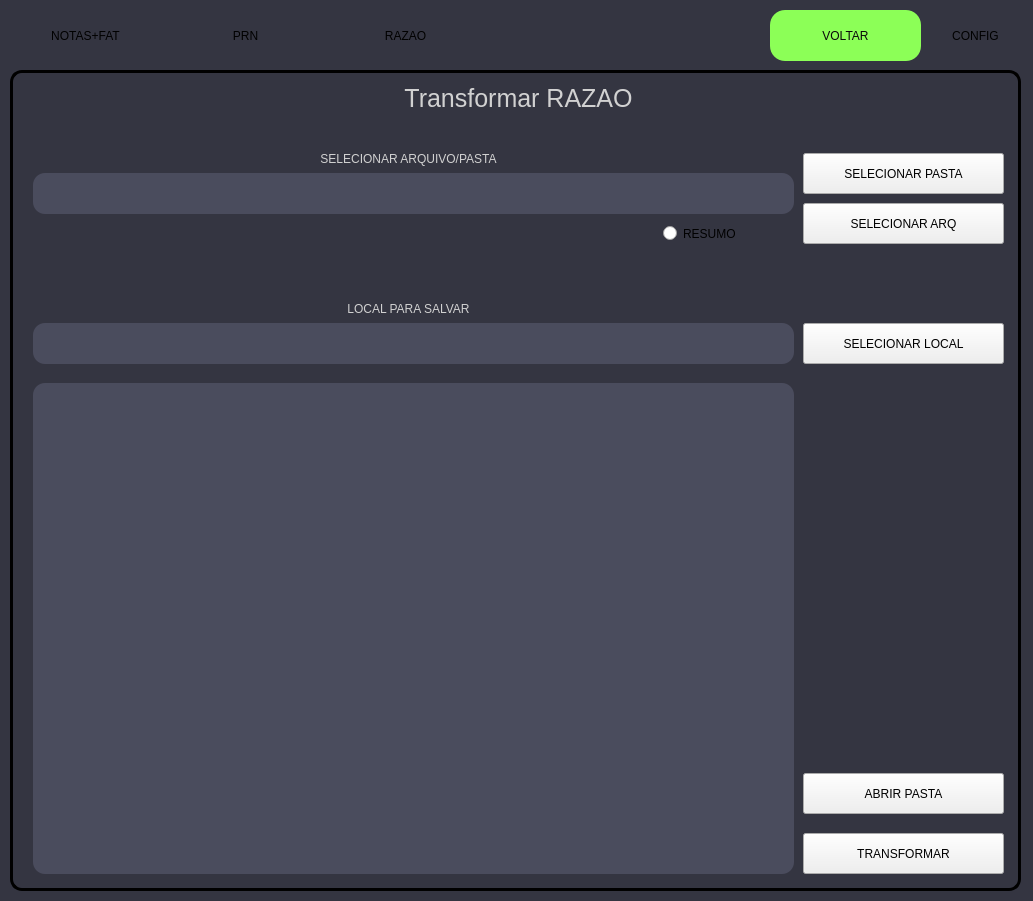
This is resources/layouts/UI/mainW.ui in AlexandreSilvestrin/Programa-automacao as Qt 5 draws it before an edit. The edited form follows.
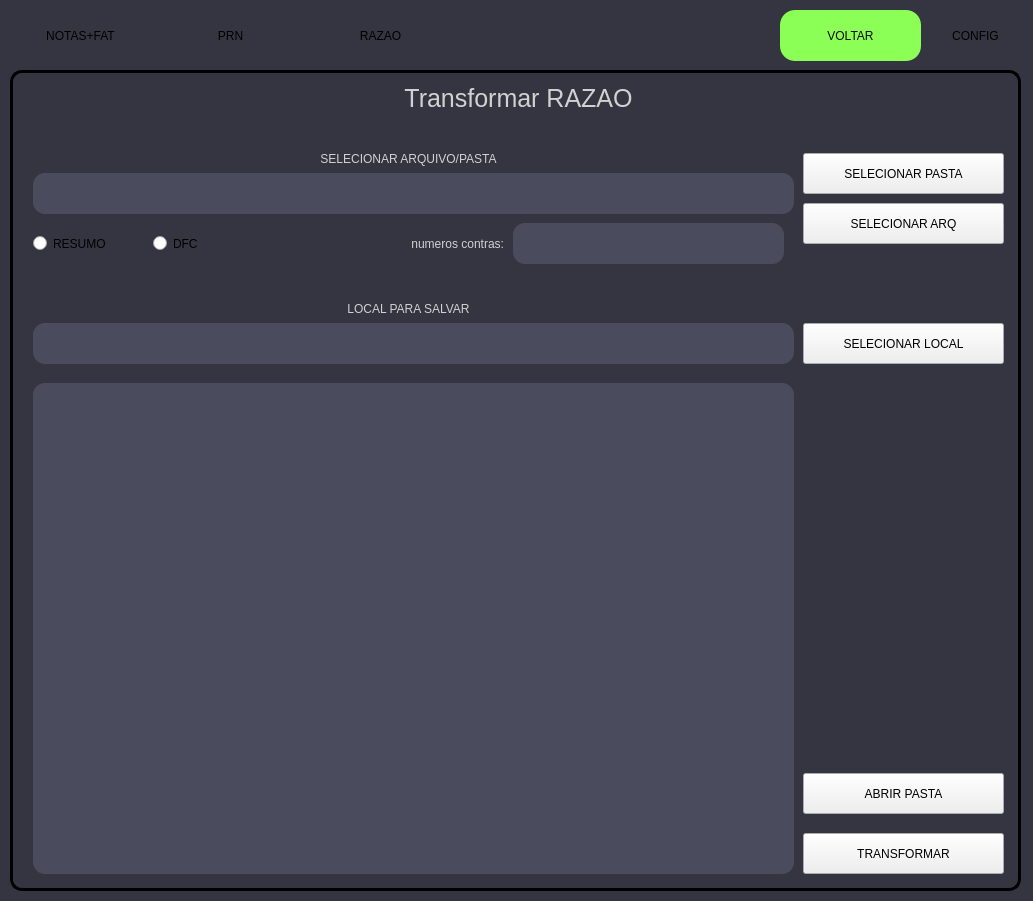
This is the edited form. The open tabs and pages were chosen to show the change.

Diff of the .ui file:
```diff
--- a/resources/layouts/UI/mainW.ui
+++ b/resources/layouts/UI/mainW.ui
@@ -972,15 +972,75 @@
      <widget class="QRadioButton" name="rb_razao">
       <property name="geometry">
        <rect>
-        <x>650</x>
+        <x>20</x>
         <y>150</y>
-        <width>121</width>
-        <height>21</height>
+        <width>111</width>
+        <height>41</height>
        </rect>
       </property>
       <property name="text">
        <string>RESUMO</string>
       </property>
+      <attribute name="buttonGroup">
+       <string notr="true">buttonGroup</string>
+      </attribute>
+     </widget>
+     <widget class="QRadioButton" name="rb_razao_dfc">
+      <property name="geometry">
+       <rect>
+        <x>140</x>
+        <y>150</y>
+        <width>91</width>
+        <height>41</height>
+       </rect>
+      </property>
+      <property name="text">
+       <string>DFC</string>
+      </property>
+      <attribute name="buttonGroup">
+       <string notr="true">buttonGroup</string>
+      </attribute>
+     </widget>
+     <widget class="QLineEdit" name="razao_txt_contras">
+      <property name="enabled">
+       <bool>true</bool>
+      </property>
+      <property name="geometry">
+       <rect>
+        <x>500</x>
+        <y>150</y>
+        <width>271</width>
+        <height>41</height>
+       </rect>
+      </property>
+      <property name="styleSheet">
+       <string notr="true"/>
+      </property>
+      <property name="text">
+       <string/>
+      </property>
+     </widget>
+     <widget class="QLabel" name="label_razao2_2">
+      <property name="geometry">
+       <rect>
+        <x>330</x>
+        <y>150</y>
+        <width>161</width>
+        <height>41</height>
+       </rect>
+      </property>
+      <property name="layoutDirection">
+       <enum>Qt::RightToLeft</enum>
+      </property>
+      <property name="styleSheet">
+       <string notr="true"/>
+      </property>
+      <property name="text">
+       <string>numeros contras:</string>
+      </property>
+      <property name="alignment">
+       <set>Qt::AlignRight|Qt::AlignTrailing|Qt::AlignVCenter</set>
+      </property>
      </widget>
     </widget>
     <widget class="QWidget" name="pagRateio">
@@ -1010,7 +1070,7 @@
      <rect>
       <x>10</x>
       <y>10</y>
-      <width>151</width>
+      <width>141</width>
       <height>51</height>
      </rect>
     </property>
@@ -1044,9 +1104,9 @@
    <widget class="QPushButton" name="btnPRN">
     <property name="geometry">
      <rect>
-      <x>170</x>
+      <x>160</x>
       <y>10</y>
-      <width>151</width>
+      <width>141</width>
       <height>51</height>
      </rect>
     </property>
@@ -1083,9 +1143,9 @@
     </property>
     <property name="geometry">
      <rect>
-      <x>330</x>
+      <x>310</x>
       <y>10</y>
-      <width>151</width>
+      <width>141</width>
       <height>51</height>
      </rect>
     </property>
@@ -1122,9 +1182,9 @@
     </property>
     <property name="geometry">
      <rect>
-      <x>490</x>
+      <x>630</x>
       <y>10</y>
-      <width>151</width>
+      <width>141</width>
       <height>51</height>
      </rect>
     </property>
@@ -1157,9 +1217,9 @@
    <widget class="QPushButton" name="btnVoltar">
     <property name="geometry">
      <rect>
-      <x>770</x>
+      <x>780</x>
       <y>10</y>
-      <width>151</width>
+      <width>141</width>
       <height>51</height>
      </rect>
     </property>
```
Left out of the diff: 24 changed lines with no effect on the pictures.
